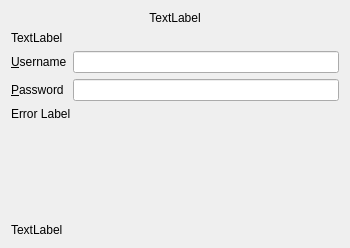
Old version of the form src/gui/wizard/owncloudhttpcredspage.ui in the repository nextcloud/desktop.
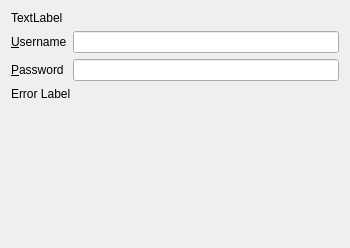
New version of the form.

Commit message: Wizard: Display sync root issues as dialog

```diff
--- a/src/gui/wizard/owncloudhttpcredspage.ui
+++ b/src/gui/wizard/owncloudhttpcredspage.ui
@@ -14,22 +14,6 @@
    <string>Form</string>
   </property>
   <layout class="QVBoxLayout" name="verticalLayout">
-   <item>
-    <widget class="QLabel" name="topLabel">
-     <property name="text">
-      <string notr="true">TextLabel</string>
-     </property>
-     <property name="textFormat">
-      <enum>Qt::RichText</enum>
-     </property>
-     <property name="alignment">
-      <set>Qt::AlignCenter</set>
-     </property>
-     <property name="wordWrap">
-      <bool>true</bool>
-     </property>
-    </widget>
-   </item>
    <item>
     <widget class="QLabel" name="tokenLabel">
      <property name="text">
@@ -109,16 +93,6 @@
    <item>
     <layout class="QHBoxLayout" name="resultLayout"/>
    </item>
-   <item>
-    <widget class="QLabel" name="bottomLabel">
-     <property name="text">
-      <string notr="true">TextLabel</string>
-     </property>
-     <property name="textFormat">
-      <enum>Qt::RichText</enum>
-     </property>
-    </widget>
-   </item>
   </layout>
  </widget>
  <resources/>
```
The commit also changes 5 other files.
